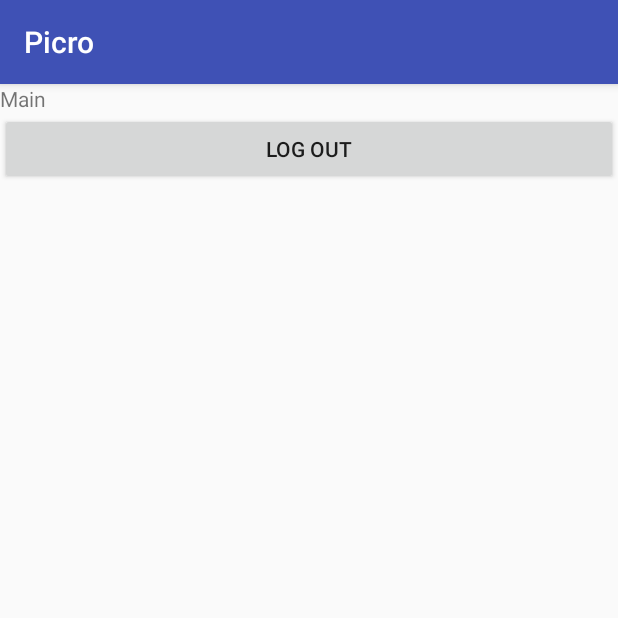
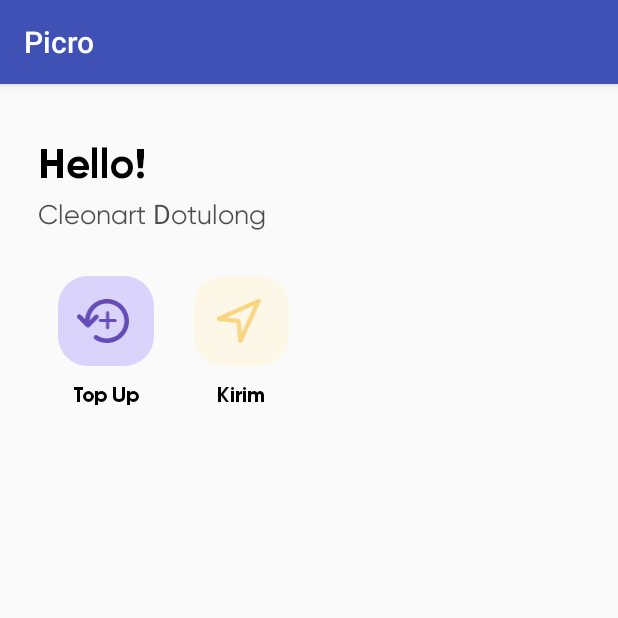
Before and after one commit to Cleonart/PicroPassengerV2, an Android app: the screen it shows after launch once a user with an empty profile is signed in (ActivityMain), on a phone screen of 412 x 824 dp, the top half of it. Run offline under Robolectric (Android 15) with nearby library versions, the phone set to English and light mode, and no system bars; our stand-ins replace Firebase (no records; nobody signed in at launch, a user with empty details on screens opened directly); 2 statements that could not run were skipped.

Commit message:
perbaikan layout main activity @25%

```diff
--- a/app/src/main/java/com/example/picro_passenger/ActivityFirstRun.kt
+++ b/app/src/main/java/com/example/picro_passenger/ActivityFirstRun.kt
@@ -1,37 +1,37 @@
 package com.example.picro_passenger
 
 import android.content.Intent
+import android.os.Bundle
+import android.os.Handler
 import androidx.appcompat.app.AppCompatActivity
 import com.example.picro_passenger.activities.ActivityMain
 import com.example.picro_passenger.cloud_functions.CloudFunctions
+
 class ActivityFirstRun : AppCompatActivity() {
 
-    override fun onStart() {
-        super.onStart()
+    lateinit var intentControl : Intent
+
+    override fun onCreate(savedInstanceState: Bundle?) {
+        super.onCreate(savedInstanceState)
+        setContentView(R.layout.activity_first_run)
         supportActionBar!!.hide()
+        val r = Runnable {
 
-        // go to main menu
-        if(validateUserCredential()){
-            val intent_to = Intent(this,ActivityMain::class.java)
+            // pergi ke menu utama
+            if(CloudFunctions.ValidateUserSignInToken()){
+                intentControl = Intent(this,ActivityMain::class.java)
+            }
+
+            // pergi ke menu splash
+            else{
+                intentControl = Intent(this,ActivitySplash::class.java)
+            }
             finish()
-            startActivity(intent_to)
+            startActivity(intentControl)
         }
 
-        // go to splash page
-        else{
-            val intent_to = Intent(this,ActivitySplash::class.java)
-            finish()
-            startActivity(intent_to)
-        }
+        Handler().postDelayed(r, 400)
 
     }
 
-    // validate user credential
-    fun validateUserCredential(): Boolean {
-        if(CloudFunctions.ValidateUserSignInToken() == null){
-            return false
-        }
-        return true
-    }
-
 }
--- a/app/src/main/java/com/example/picro_passenger/activities/ActivityMain.kt
+++ b/app/src/main/java/com/example/picro_passenger/activities/ActivityMain.kt
@@ -16,12 +16,15 @@ class ActivityMain : AppCompatActivity(){
     override fun onCreate(savedInstanceState: Bundle?) {
         super.onCreate(savedInstanceState)
         setContentView(R.layout.activities_main)
+
         signOutButton = findViewById(R.id.SignOut)
+
+        if(CloudFunctions.ValidateUserSignInToken()){
+
+        }
 
         Log.i("FirebaseSignIn", "Verify token")
         Log.i("FirebaseSignIn", CloudFunctions.ValidateUserSignInToken().toString())
-
-
 
         signOutButton.setOnClickListener {
             CloudFunctions.SignOut()
@@ -29,5 +32,6 @@ class ActivityMain : AppCompatActivity(){
             finish()
             startActivity(intent_to)
         }
+
     }
 }
--- a/app/src/main/java/com/example/picro_passenger/cloud_functions/CloudFunctions.kt
+++ b/app/src/main/java/com/example/picro_passenger/cloud_functions/CloudFunctions.kt
@@ -24,9 +24,9 @@ object CloudFunctions{
     }
 
     // validate token
-    fun ValidateUserSignInToken() : FirebaseUser?{
+    fun ValidateUserSignInToken() : Boolean{
         auth = FirebaseAuth.getInstance()
-        val currentUser = auth.currentUser
-        return currentUser
+        val currentUser = auth.currentUser ?: return false
+        return true
     }
 }
--- /dev/null
+++ b/app/src/main/res/drawable-v24/main_feature_menu_background_purple.xml
@@ -0,0 +1,6 @@
+<?xml version="1.0" encoding="utf-8"?>
+<shape xmlns:android="http://schemas.android.com/apk/res/android">
+    <solid android:color="@color/ligt_purple"/>
+    <corners android:radius="20dp"/>
+
+</shape>
--- /dev/null
+++ b/app/src/main/res/drawable-v24/main_feature_menu_background_yellow.xml
@@ -0,0 +1,6 @@
+<?xml version="1.0" encoding="utf-8"?>
+<shape xmlns:android="http://schemas.android.com/apk/res/android">
+    <solid android:color="@color/ligt_yellow"/>
+    <corners android:radius="20dp"/>
+
+</shape>
--- /dev/null
+++ b/app/src/main/res/drawable/ic_top_up_icon.xml
@@ -0,0 +1,36 @@
+<vector xmlns:android="http://schemas.android.com/apk/res/android"
+    android:width="493dp"
+    android:height="418dp"
+    android:viewportWidth="493"
+    android:viewportHeight="418">
+  <path
+      android:pathData="M-192.7,21.4h60v60.8h-60z"
+      android:fillColor="#654BB7"/>
+  <path
+      android:pathData="M-125,21.4h60v60.8h-60z"
+      android:fillColor="#DAD4FC"/>
+  <path
+      android:pathData="M-188.8,98.1h60v60.8h-60z"
+      android:fillColor="#F9D580"/>
+  <path
+      android:pathData="M-121.2,98.1h60v60.8h-60z"
+      android:fillColor="#FDF7E7"/>
+  <path
+      android:pathData="M-188.8,175.7h60v60.8h-60z"
+      android:fillColor="#4DA573"/>
+  <path
+      android:pathData="M-121.2,175.7h60v60.8h-60z"
+      android:fillColor="#EAFCF1"/>
+  <path
+      android:pathData="M-188.8,250h60v60.8h-60z"
+      android:fillColor="#F8423A"/>
+  <path
+      android:pathData="M-121.2,250h60v60.8h-60z"
+      android:fillColor="#FFEEEE"/>
+  <path
+      android:pathData="M493,209c0,115.2 -93.2,209 -207.9,209c-42.3,0 -83.1,-12.9 -117.9,-36.4c-9.6,-7 -12.3,-19.8 -5.4,-30c7,-9.6 19.8,-12.3 30,-5.4c27.3,18.8 60,28.9 93.2,28.9c91.1,0 165,-74.5 165,-166.1s-73.9,-166.1 -165,-166.1c-88.9,0 -161.8,71.3 -165,160.2l49.8,-50.4c8.6,-8.6 22,-8.6 30.5,0c8.6,8.6 8.6,22 0,30.5l-82,82c-4.3,4.3 -9.6,6.4 -15,6.4c-5.9,0 -11.3,-2.1 -15,-6.4l-82,-82.5c-8.6,-8.6 -8.6,-22 0,-30.5c8.6,-8.6 22,-8.6 30.5,0l40.7,41.3C85.2,85.7 175.2,0 285.1,0C399.7,0 493,93.8 493,209z"
+      android:fillColor="#654BB7"/>
+  <path
+      android:pathData="M376.5,203.8c0,8 -6.4,14.4 -14.4,14.4h-57.5v54.3c0,8 -6.4,14.4 -14.4,14.4c-8,0 -14.4,-6.4 -14.4,-14.4v-54.3h-54.3c-8,0 -14.4,-6.4 -14.4,-14.4s6.4,-14.4 14.4,-14.4h54.3v-57.5c0,-8 6.4,-14.4 14.4,-14.4c8,0 14.4,6.4 14.4,14.4v57.5h57.5C370.1,189.4 376.5,195.8 376.5,203.8z"
+      android:fillColor="#654BB7"/>
+</vector>
--- /dev/null
+++ b/app/src/main/res/drawable/ic_transfer_icon.xml
@@ -0,0 +1,39 @@
+<vector xmlns:android="http://schemas.android.com/apk/res/android"
+    android:width="418.2dp"
+    android:height="418dp"
+    android:viewportWidth="418.2"
+    android:viewportHeight="418">
+  <path
+      android:pathData="M-192.7,21.4h60v60.8h-60z"
+      android:fillColor="#654BB7"/>
+  <path
+      android:pathData="M-125,21.4h60v60.8h-60z"
+      android:fillColor="#DAD4FC"/>
+  <path
+      android:pathData="M-188.8,98.1h60v60.8h-60z"
+      android:fillColor="#F9D580"/>
+  <path
+      android:pathData="M-121.2,98.1h60v60.8h-60z"
+      android:fillColor="#FDF7E7"/>
+  <path
+      android:pathData="M-188.8,175.7h60v60.8h-60z"
+      android:fillColor="#4DA573"/>
+  <path
+      android:pathData="M-121.2,175.7h60v60.8h-60z"
+      android:fillColor="#EAFCF1"/>
+  <path
+      android:pathData="M-188.8,250h60v60.8h-60z"
+      android:fillColor="#F8423A"/>
+  <path
+      android:pathData="M-121.2,250h60v60.8h-60z"
+      android:fillColor="#FFEEEE"/>
+  <path
+      android:pathData="M-276.9,158.9c0,76.5 -62,138.9 -138.1,138.9c-28.1,0 -55.2,-8.5 -78.3,-24.2c-6.4,-4.6 -8.2,-13.2 -3.6,-19.9c4.6,-6.4 13.2,-8.2 19.9,-3.6c18.2,12.5 39.9,19.2 62,19.2c60.5,0 109.7,-49.5 109.7,-110.4S-354.5,48.5 -415,48.5c-59.1,0 -107.5,47.4 -109.7,106.5l33.1,-33.5c5.7,-5.7 14.6,-5.7 20.3,0c5.7,5.7 5.7,14.6 0,20.3l-54.5,54.5c-2.8,2.8 -6.4,4.3 -10,4.3c-3.9,0 -7.5,-1.4 -10,-4.3l-54.5,-54.8c-5.7,-5.7 -5.7,-14.6 0,-20.3c5.7,-5.7 14.6,-5.7 20.3,0l27.1,27.4C-547.8,77 -488,20.1 -415,20.1C-338.8,20.1 -276.9,82.4 -276.9,158.9z"
+      android:fillColor="#654BB7"/>
+  <path
+      android:pathData="M-354.3,155.5c0,5.3 -4.2,9.6 -9.6,9.6h-38.2v36.1c0,5.3 -4.2,9.6 -9.6,9.6s-9.6,-4.2 -9.6,-9.6V165h-36.1c-5.3,0 -9.6,-4.2 -9.6,-9.6c0,-5.3 4.2,-9.6 9.6,-9.6h36.1v-38.2c0,-5.3 4.2,-9.6 9.6,-9.6s9.6,4.2 9.6,9.6v38.2h38.2C-358.5,145.9 -354.3,150.2 -354.3,155.5z"
+      android:fillColor="#654BB7"/>
+  <path
+      android:pathData="M228.2,418c-1,0 -2,0 -3,-0.5c-9,-1.5 -15.9,-8.5 -16.4,-17.4l-17.4,-173.2L17.7,209.4c-9,-1 -16.4,-8 -17.4,-16.4c-1.5,-9 3.5,-17.4 11.4,-21.4L390,1.9c7.5,-3.5 16.4,-2 22.4,4c6,6 7.5,14.9 4,22.4L246.6,406.5C243.2,413.5 235.7,418 228.2,418zM95.8,177.6l115,11.4c9.5,1 16.9,8.5 17.9,17.9l11.9,115L358.1,59.6L95.8,177.6z"
+      android:fillColor="#F9D580"/>
+</vector>
--- a/app/src/main/res/layout/activities_main.xml
+++ b/app/src/main/res/layout/activities_main.xml
@@ -1,14 +1,134 @@
 <?xml version="1.0" encoding="utf-8"?>
-<LinearLayout xmlns:android="http://schemas.android.com/apk/res/android"
-    android:orientation="vertical" android:layout_width="match_parent"
-    android:layout_height="match_parent">
-    <TextView
-        android:layout_width="wrap_content"
-        android:layout_height="wrap_content"
-        android:text="Main" />
-    <Button
-        android:id="@+id/SignOut"
+ <ScrollView
+    xmlns:app="http://schemas.android.com/apk/res-auto"
+    xmlns:tools="http://schemas.android.com/tools"
+    android:layout_width="match_parent"
+    android:layout_height="match_parent"
+    xmlns:android="http://schemas.android.com/apk/res/android">
+
+    <androidx.constraintlayout.widget.ConstraintLayout
         android:layout_width="match_parent"
         android:layout_height="wrap_content"
-        android:text="LOG OUT"/>
-</LinearLayout>
+        tools:context=".MainActivity"
+        android:layout_marginLeft="25dp"
+        android:layout_marginRight="25dp">
+
+        <!-- header -->
+        <LinearLayout
+            android:id="@+id/activity_main_header"
+            android:layout_width="wrap_content"
+            android:layout_height="wrap_content"
+            android:orientation="vertical"
+            android:layout_marginTop="35dp"
+            app:layout_constraintTop_toTopOf="parent"
+            app:layout_constraintLeft_toLeftOf="parent">
+
+            <TextView
+                android:fontFamily="@font/gilroybold"
+                android:layout_width="wrap_content"
+                android:layout_height="wrap_content"
+                android:text="Hello!"
+                android:textColor="@color/dark"
+                android:textSize="28sp"
+                app:layout_constraintBottom_toBottomOf="parent"
+                app:layout_constraintLeft_toLeftOf="parent"
+                app:layout_constraintRight_toRightOf="parent"
+                app:layout_constraintTop_toTopOf="parent" />
+
+            <TextView
+                android:fontFamily="@font/gilroyregular"
+                android:layout_width="wrap_content"
+                android:layout_height="wrap_content"
+                android:text="Cleonart Dotulong"
+                android:alpha="0.7"
+                android:textColor="@color/dark"
+                android:textSize="18sp"
+                android:layout_marginTop="5dp"
+                app:layout_constraintBottom_toBottomOf="parent"
+                app:layout_constraintLeft_toLeftOf="parent"
+                app:layout_constraintRight_toRightOf="parent"
+                app:layout_constraintTop_toTopOf="parent" />
+
+        </LinearLayout>
+
+        <androidx.constraintlayout.widget.ConstraintLayout
+            android:layout_marginTop="30dp"
+            android:layout_width="match_parent"
+            android:layout_height="wrap_content"
+            app:layout_constraintTop_toBottomOf="@+id/activity_main_header">
+
+            <androidx.constraintlayout.widget.ConstraintLayout
+                android:id="@+id/top_up_button"
+                android:layout_width="0dp"
+                android:layout_height="wrap_content"
+                android:orientation="vertical"
+                app:layout_constraintWidth_percent="0.25"
+                app:layout_constraintLeft_toLeftOf="parent">
+
+                <ImageView
+                    android:id="@+id/main_feature_button_top"
+                    android:layout_width="0dp"
+                    android:layout_height="60dp"
+                    android:src="@drawable/ic_top_up_icon"
+                    android:background="@drawable/main_feature_menu_background_purple"
+                    android:paddingTop="15dp"
+                    android:paddingBottom="15dp"
+                    android:paddingRight="4dp"
+                    app:layout_constraintWidth_percent="0.7"
+                    app:layout_constraintLeft_toLeftOf="parent"
+                    app:layout_constraintRight_toRightOf="parent"/>
+
+                <TextView
+                    android:id="@+id/main_feature_button_bottom"
+                    android:fontFamily="@font/gilroybold"
+                    android:layout_width="match_parent"
+                    android:layout_height="wrap_content"
+                    android:text="Top Up"
+                    android:layout_marginTop="10dp"
+                    android:textAlignment="center"
+                    android:textColor="@color/dark"
+                    app:layout_constraintBottom_toBottomOf="parent"
+                    app:layout_constraintTop_toBottomOf="@id/main_feature_button_top"/>
+
+            </androidx.constraintlayout.widget.ConstraintLayout>
+
+            <androidx.constraintlayout.widget.ConstraintLayout
+                android:id="@+id/transfer_button"
+                android:layout_width="0dp"
+                android:layout_height="wrap_content"
+                android:orientation="vertical"
+                app:layout_constraintWidth_percent="0.25"
+                app:layout_constraintLeft_toRightOf="@id/top_up_button">
+
+                <ImageView
+                    android:id="@+id/main_feature_button_top"
+                    android:layout_width="0dp"
+                    android:layout_height="60dp"
+                    android:src="@drawable/ic_transfer_icon"
+                    android:background="@drawable/main_feature_menu_background_yellow"
+                    android:paddingTop="15dp"
+                    android:paddingBottom="15dp"
+                    android:paddingRight="4dp"
+                    app:layout_constraintWidth_percent="0.7"
+                    app:layout_constraintLeft_toLeftOf="parent"
+                    app:layout_constraintRight_toRightOf="parent"/>
+
+                <TextView
+                    android:id="@+id/main_feature_button_bottom"
+                    android:fontFamily="@font/gilroybold"
+                    android:layout_width="match_parent"
+                    android:layout_height="wrap_content"
+                    android:text="Kirim"
+                    android:layout_marginTop="10dp"
+                    android:textAlignment="center"
+                    android:textColor="@color/dark"
+                    app:layout_constraintBottom_toBottomOf="parent"
+                    app:layout_constraintTop_toBottomOf="@id/main_feature_button_top"/>
+
+            </androidx.constraintlayout.widget.ConstraintLayout>
+
+        </androidx.constraintlayout.widget.ConstraintLayout>
+
+    </androidx.constraintlayout.widget.ConstraintLayout>
+
+</ScrollView>
--- a/app/src/main/res/layout/activity_sign_in.xml
+++ b/app/src/main/res/layout/activity_sign_in.xml
@@ -63,7 +63,7 @@
             android:hint="Cth. John"
             android:inputType="text"
             android:background="@null"
-            android:textSize="20dp"
+            android:textSize="20sp"
             />
 
         <!-- 6 digit kode otentikasi -->
--- a/app/src/main/res/values/colors.xml
+++ b/app/src/main/res/values/colors.xml
@@ -18,4 +18,8 @@
     <color name="turqoise">#1abc9c</color>
     <color name="midnight_blue">#2c3e50</color>
     <color name="dark">#000</color>
+
+
+    <color name="ligt_purple">#dad4fc</color>
+    <color name="ligt_yellow">#fdf7e7</color>
 </resources>
```
Also changed, not shown: app/build.gradle (+33 -3 lines), app/src/main/AndroidManifest.xml (+12 -1 lines), app/src/main/java/com/example/picro_passenger/preuse_activities/ActivitySignIn.kt (+10 -3 lines), app/src/main/res/layout/activity_first_run.xml (added, +18 -0 lines), app/src/main/res/drawable/mikro.png (added), 5 other files.
